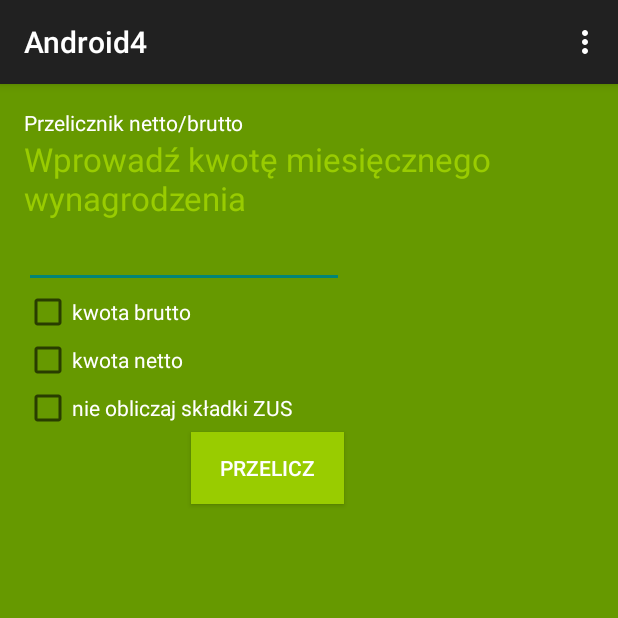
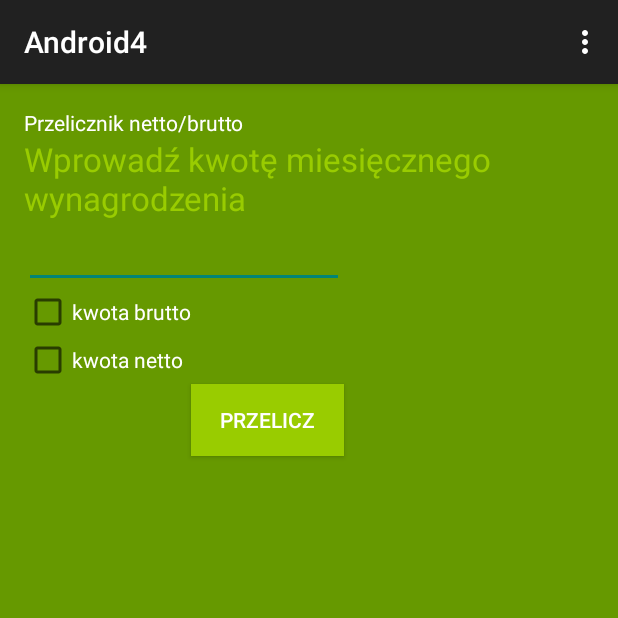
Before and after one commit to adriannakoszowska/Android4, an Android app: the screen it shows after launch (MainActivity), on a phone screen of 412 x 824 dp, the top half of it. Run offline under Robolectric (Android 15) with nearby library versions, the phone set to English and light mode, and no system bars; 1 statement that could not run was skipped.

Commit message:
oskryptowanie kwoty netto

```diff
--- a/app/src/main/java/com/example/adriannakoszowska/android4/MainActivity.java
+++ b/app/src/main/java/com/example/adriannakoszowska/android4/MainActivity.java
@@ -36,14 +36,11 @@ public class MainActivity extends ActionBarActivity {
         CheckBox kwotanetto = (CheckBox)view;
         CheckBox skladka = (CheckBox)view;*/
         if (kwotabrutto.isChecked()) {
-            result = (float) (0.8 * wprowadz2);
+            result = (float) (1.34 * wprowadz2);
         }
-        //if (kwotanetto.isChecked()) {
-
-       // }
-        //if (skladka.isChecked()) {
-
-       // }
+        if (kwotanetto.isChecked()) {
+            result = (float) (0.71 * wprowadz2);
+        }
         wynik.setText(Float.toString(result));
     }
 
--- a/app/src/main/res/layout/activity_main.xml
+++ b/app/src/main/res/layout/activity_main.xml
@@ -53,30 +53,20 @@
         android:layout_alignParentStart="true"
         android:textColor="@android:color/background_light" />
 
-    <CheckBox
-        android:layout_width="wrap_content"
-        android:layout_height="wrap_content"
-        android:text="nie obliczaj składki ZUS"
-        android:id="@+id/skladka"
-        android:layout_below="@+id/kwotanetto"
-        android:layout_alignParentLeft="true"
-        android:layout_alignParentStart="true"
-        android:textColor="@android:color/background_light" />
-
     <Button
         style="?android:attr/buttonStyleSmall"
         android:layout_width="wrap_content"
         android:layout_height="wrap_content"
         android:text="Przelicz"
         android:id="@+id/przelicz"
-        android:layout_below="@+id/skladka"
         android:layout_alignRight="@+id/wprowadz"
         android:layout_alignEnd="@+id/wprowadz"
         android:background="@android:color/holo_green_light"
         android:layout_toRightOf="@+id/kwotabrutto"
         android:layout_toEndOf="@+id/kwotabrutto"
         android:textColor="@android:color/background_light"
-        android:onClick="ClickFuncion" />
+        android:onClick="ClickFuncion"
+        android:layout_below="@+id/kwotanetto" />
 
     <TextView
         android:layout_width="wrap_content"
```
